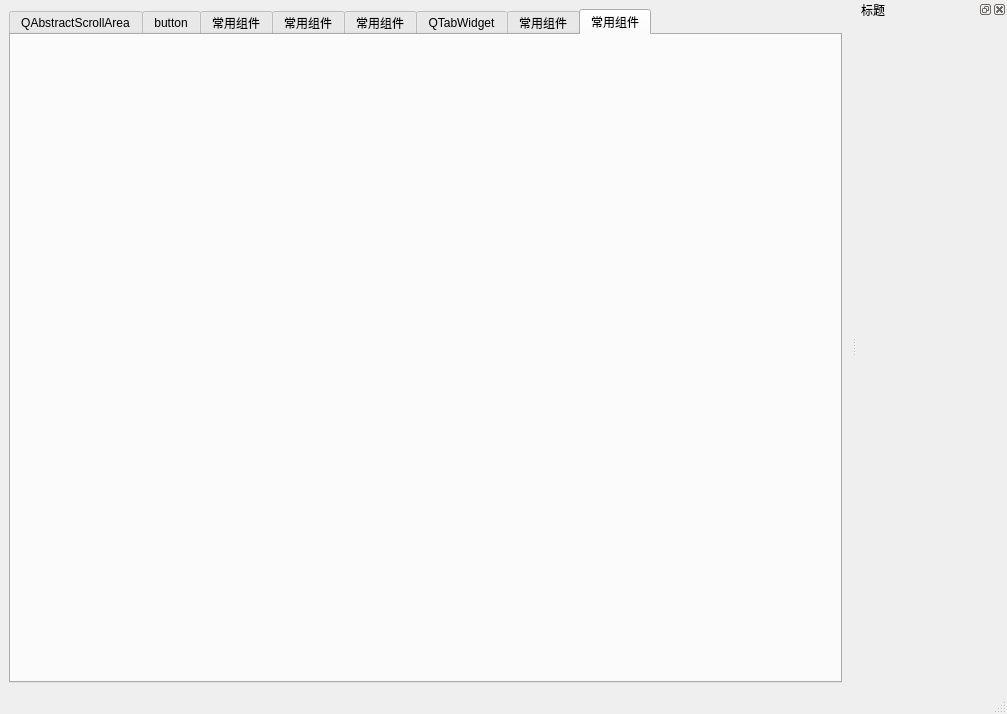
mahuifa/QMDemo, file QStyleDemo/QssDemo/mainwindow.ui: the form before one commit.
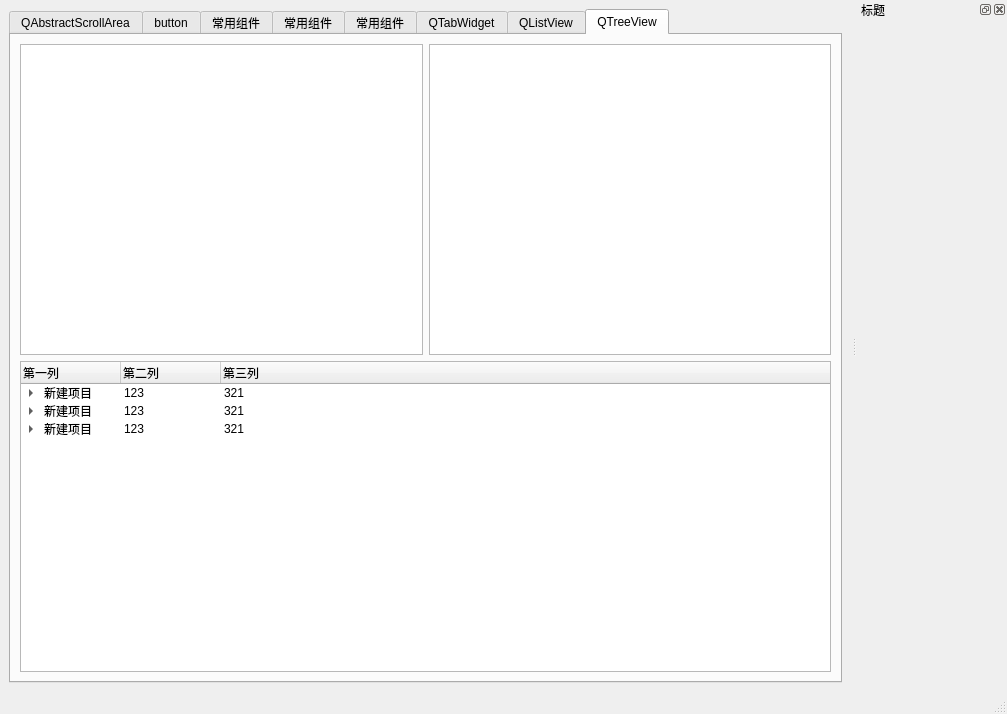
The form after the commit. The open tabs and pages were chosen to show the change.

What changed in the file:
```diff
--- a/QStyleDemo/QssDemo/mainwindow.ui
+++ b/QStyleDemo/QssDemo/mainwindow.ui
@@ -1707,7 +1707,7 @@
       </widget>
       <widget class="QWidget" name="tab_16">
        <attribute name="title">
-        <string>常用组件</string>
+        <string>QListView</string>
        </attribute>
        <widget class="QWidget" name="layoutWidget">
         <property name="geometry">
@@ -1745,8 +1745,114 @@
       </widget>
       <widget class="QWidget" name="tab_17">
        <attribute name="title">
-        <string>常用组件</string>
+        <string>QTreeView</string>
        </attribute>
+       <layout class="QGridLayout" name="gridLayout_16">
+        <item row="0" column="0">
+         <widget class="QTreeView" name="treeView"/>
+        </item>
+        <item row="0" column="1">
+         <widget class="QTreeView" name="treeView_2">
+          <property name="styleSheet">
+           <string notr="true"/>
+          </property>
+          <property name="dragDropMode">
+           <enum>QAbstractItemView::NoDragDrop</enum>
+          </property>
+          <property name="alternatingRowColors">
+           <bool>false</bool>
+          </property>
+         </widget>
+        </item>
+        <item row="1" column="0" colspan="2">
+         <widget class="QTreeWidget" name="treeWidget_2">
+          <property name="styleSheet">
+           <string notr="true"/>
+          </property>
+          <column>
+           <property name="text">
+            <string>第一列</string>
+           </property>
+          </column>
+          <column>
+           <property name="text">
+            <string>第二列</string>
+           </property>
+          </column>
+          <column>
+           <property name="text">
+            <string>第三列</string>
+           </property>
+          </column>
+          <item>
+           <property name="text">
+            <string>新建项目</string>
+           </property>
+           <property name="text">
+            <string>123</string>
+           </property>
+           <property name="text">
+            <string>321</string>
+           </property>
+           <item>
+            <property name="text">
+             <string>新建子项目</string>
+            </property>
+            <property name="text">
+             <string>123</string>
+            </property>
+            <property name="text">
+             <string>321</string>
+            </property>
+           </item>
+          </item>
+          <item>
+           <property name="text">
+            <string>新建项目</string>
+           </property>
+           <property name="text">
+            <string>123</string>
+           </property>
+           <property name="text">
+            <string>321</string>
+           </property>
+           <item>
+            <property name="text">
+             <string>新建子项目</string>
+            </property>
+            <property name="text">
+             <string>123</string>
+            </property>
+            <property name="text">
+             <string>321</string>
+            </property>
+           </item>
+          </item>
+          <item>
+           <property name="text">
+            <string>新建项目</string>
+           </property>
+           <property name="text">
+            <string>123</string>
+           </property>
+           <property name="text">
+            <string>321</string>
+           </property>
+           <item>
+            <property name="text">
+             <string>新建子项目</string>
+            </property>
+            <property name="text">
+             <string>123</string>
+            </property>
+            <property name="text">
+             <string>321</string>
+            </property>
+           </item>
+          </item>
+         </widget>
+        </item>
+       </layout>
       </widget>
      </widget>
     </item>
```
Left out of the diff: 2 changed lines with no effect on the pictures.
